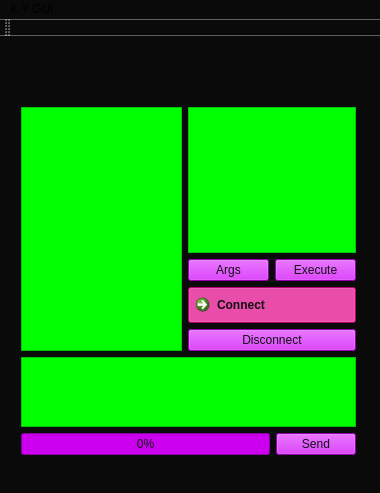
First picture: the form in mainwindow.ui, repository StronglogicSolutions/ky_gui, before the edit.
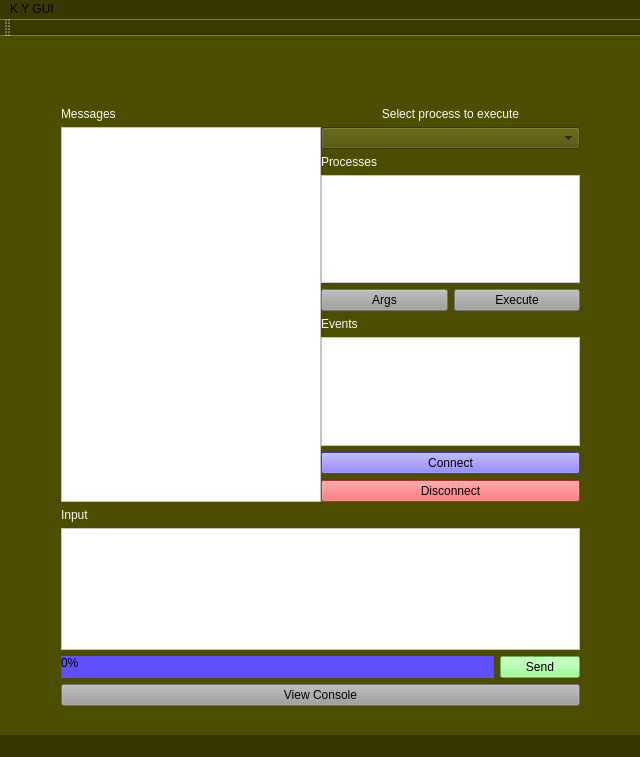
Second picture: the form after the edit. Icons and pictures are not drawn.

The edit to the form file:
```diff
--- a/mainwindow.ui
+++ b/mainwindow.ui
@@ -6,8 +6,8 @@
    <rect>
     <x>0</x>
     <y>0</y>
-    <width>380</width>
-    <height>493</height>
+    <width>640</width>
+    <height>757</height>
    </rect>
   </property>
   <property name="windowTitle">
@@ -19,16 +19,20 @@
   </property>
   <property name="styleSheet">
    <string notr="true">font: 87 10pt &quot;Noto Sans&quot;;
-background-color: rgb(10, 10, 10);</string>
+background-color: rgb(56, 56, 0);</string>
   </property>
   <widget class="QWidget" name="centralWidget">
+   <property name="styleSheet">
+    <string notr="true">border-color: rgb(0, 0, 0);
+background-color: rgb(77, 77, 0);</string>
+   </property>
    <widget class="QLabel" name="label">
     <property name="geometry">
      <rect>
-      <x>110</x>
+      <x>230</x>
       <y>10</y>
       <width>161</width>
-      <height>41</height>
+      <height>31</height>
      </rect>
     </property>
     <property name="text">
@@ -44,151 +48,324 @@
    <widget class="QWidget" name="gridLayoutWidget_2">
     <property name="geometry">
      <rect>
-      <x>10</x>
+      <x>50</x>
       <y>60</y>
-      <width>357</width>
-      <height>370</height>
+      <width>541</width>
+      <height>621</height>
      </rect>
     </property>
-    <layout class="QGridLayout" name="gridLayout_2">
-     <item row="0" column="1">
-      <layout class="QGridLayout" name="gridLayout">
-       <item row="1" column="0">
-        <layout class="QHBoxLayout" name="horizontalLayout_2">
+    <layout class="QVBoxLayout" name="verticalLayout" stretch="6,3">
+     <item>
+      <layout class="QGridLayout" name="gridLayout_2" rowstretch="5,0,0" columnstretch="0,0">
+       <property name="sizeConstraint">
+        <enum>QLayout::SetNoConstraint</enum>
+       </property>
+       <property name="spacing">
+        <number>0</number>
+       </property>
+       <item row="0" column="0">
+        <layout class="QVBoxLayout" name="verticalLayout_2">
          <item>
-          <widget class="QPushButton" name="addArgs">
+          <widget class="QLabel" name="messagesTitle">
            <property name="styleSheet">
-            <string notr="true">background-color: rgb(203, 0, 239);
-color: rgb(16, 16, 16);</string>
+            <string notr="true">font: 100 11pt &quot;Noto Sans&quot;;
+color: rgb(251,251, 251);</string>
            </property>
            <property name="text">
-            <string>Args</string>
+            <string>Messages</string>
            </property>
           </widget>
          </item>
          <item>
-          <widget class="QPushButton" name="execute">
+          <widget class="QTextEdit" name="messages">
+           <property name="toolTip">
+            <string>Messages</string>
+           </property>
+           <property name="toolTipDuration">
+            <number>1</number>
+           </property>
+           <property name="autoFillBackground">
+            <bool>false</bool>
+           </property>
            <property name="styleSheet">
-            <string notr="true">background-color: rgb(203, 0, 239);
-color: rgb(16, 16, 16);</string>
+            <string notr="true">background-color: rgb(255, 255, 255);
+color: rgb(5, 5, 5);
+font: 87 10pt &quot;Noto Sans&quot;;</string>
            </property>
+           <property name="lineWrapMode">
+            <enum>QTextEdit::WidgetWidth</enum>
+           </property>
+           <property name="readOnly">
+            <bool>true</bool>
+           </property>
+           <property name="placeholderText">
+            <string/>
+           </property>
+          </widget>
+         </item>
+        </layout>
+       </item>
+       <item row="0" column="1">
+        <layout class="QGridLayout" name="gridLayout" rowstretch="1,0,0,0,0,0,0,0,0,0">
+         <item row="7" column="0">
+          <widget class="QListWidget" name="eventList">
+           <property name="styleSheet">
+            <string notr="true">background-color: rgb(255, 255, 255);
+color: rgb(5, 5, 5);
+font: 87 10pt &quot;Noto Sans&quot;;</string>
+           </property>
+          </widget>
+         </item>
+         <item row="3" column="0">
+          <widget class="QListWidget" name="processList">
+           <property name="styleSheet">
+            <string notr="true">background-color: rgb(255, 255, 255);
+color: rgb(5, 5, 5);
+font: 87 10pt &quot;Noto Sans&quot;;</string>
+           </property>
+          </widget>
+         </item>
+         <item row="5" column="0">
+          <layout class="QHBoxLayout" name="horizontalLayout_2">
+           <property name="spacing">
+            <number>6</number>
+           </property>
+           <item>
+            <widget class="QPushButton" name="addArgs">
+             <property name="sizePolicy">
+              <sizepolicy hsizetype="Minimum" vsizetype="Fixed">
+               <horstretch>100</horstretch>
+               <verstretch>0</verstretch>
+              </sizepolicy>
+             </property>
+             <property name="styleSheet">
+              <string notr="true">background-color: rgb(157, 157, 157);
+font: 87 11pt &quot;Noto Sans&quot;;
+color: rgb(0, 0, 0);</string>
+             </property>
+             <property name="text">
+              <string>Args</string>
+             </property>
+            </widget>
+           </item>
+           <item>
+            <widget class="QPushButton" name="execute">
+             <property name="sizePolicy">
+              <sizepolicy hsizetype="Minimum" vsizetype="Fixed">
+               <horstretch>100</horstretch>
+               <verstretch>0</verstretch>
+              </sizepolicy>
+             </property>
+             <property name="styleSheet">
+              <string notr="true">background-color: rgb(157, 157, 157);
+font: 87 11pt &quot;Noto Sans&quot;;
+color: rgb(0, 0, 0);</string>
+             </property>
+             <property name="text">
+              <string>Execute</string>
+             </property>
+            </widget>
+           </item>
+          </layout>
+         </item>
+         <item row="0" column="0">
+          <widget class="QLabel" name="selectProcessTitle">
+           <property name="styleSheet">
+            <string notr="true">font: 100 11pt &quot;Noto Sans&quot;;
+color: rgb(251,251, 251);</string>
+           </property>
            <property name="text">
-            <string>Execute</string>
+            <string>Select process to execute</string>
            </property>
+           <property name="scaledContents">
+            <bool>false</bool>
+           </property>
+           <property name="alignment">
+            <set>Qt::AlignCenter</set>
+           </property>
+           <property name="margin">
+            <number>0</number>
+           </property>
+           <property name="indent">
+            <number>-1</number>
+           </property>
           </widget>
          </item>
+         <item row="2" column="0">
+          <widget class="QLabel" name="processListTitle">
+           <property name="styleSheet">
+            <string notr="true">font: 100 11pt &quot;Noto Sans&quot;;
+color: rgb(251,251, 251);</string>
+           </property>
+           <property name="text">
+            <string>Processes</string>
+           </property>
+           <property name="margin">
+            <number>0</number>
+           </property>
+          </widget>
+         </item>
+         <item row="1" column="0">
+          <widget class="QComboBox" name="appList">
+           <property name="styleSheet">
+            <string notr="true">color: rgb(0, 0, 0);</string>
+           </property>
+          </widget>
+         </item>
+         <item row="8" column="0">
+          <widget class="QPushButton" name="connect">
+           <property name="styleSheet">
+            <string notr="true">font: 87 11pt &quot;Noto Sans&quot;;
+color: rgb(0, 0, 0);
+background-color: rgb(94, 79, 255);
+</string>
+           </property>
+           <property name="text">
+            <string>Connect</string>
+           </property>
+           <property name="icon">
+            <iconset resource="kres.qrc">
+             <normaloff>:/icons/icons/start.png</normaloff>:/icons/icons/start.png</iconset>
+           </property>
+          </widget>
+         </item>
+         <item row="9" column="0">
+          <widget class="QPushButton" name="disconnect">
+           <property name="sizePolicy">
+            <sizepolicy hsizetype="Minimum" vsizetype="Minimum">
+             <horstretch>0</horstretch>
+             <verstretch>0</verstretch>
+            </sizepolicy>
+           </property>
+           <property name="styleSheet">
+            <string notr="true">font: 87 11pt &quot;Noto Sans&quot;;
+color: rgb(0, 0, 0);
+background-color: rgb(255, 65, 68);</string>
+           </property>
+           <property name="text">
+            <string>Disconnect</string>
+           </property>
+           <property name="icon">
+            <iconset resource="kres.qrc">
+             <normaloff>:/icons/disconnect.png</normaloff>:/icons/disconnect.png</iconset>
+           </property>
+          </widget>
+         </item>
+         <item row="6" column="0">
+          <widget class="QLabel" name="eventListTitle">
+           <property name="styleSheet">
+            <string notr="true">font: 100 11pt &quot;Noto Sans&quot;;
+color: rgb(251,251, 251);</string>
+           </property>
+           <property name="text">
+            <string>Events</string>
+           </property>
+          </widget>
+         </item>
         </layout>
        </item>
+      </layout>
+     </item>
+     <item>
+      <layout class="QGridLayout" name="gridLayout_3" rowstretch="0,0,0,0" columnstretch="0,0">
+       <property name="sizeConstraint">
+        <enum>QLayout::SetMinimumSize</enum>
+       </property>
+       <property name="spacing">
+        <number>6</number>
+       </property>
        <item row="3" column="0">
-        <widget class="QPushButton" name="disconnect">
+        <widget class="QPushButton" name="viewConsole">
          <property name="styleSheet">
-          <string notr="true">background-color: rgb(203, 0, 239);
-color: rgb(16, 16, 16);</string>
+          <string notr="true">background-color: rgb(157, 157, 157);
+font: 87 11pt &quot;Noto Sans&quot;;
+color: rgb(0, 0, 0);</string>
          </property>
          <property name="text">
-          <string>Disconnect</string>
+          <string>View Console</string>
          </property>
-        </widget>
-       </item>
-       <item row="0" column="0">
-        <widget class="QListWidget" name="appList">
-         <property name="font">
-          <font>
-           <family>Noto Sans</family>
-           <pointsize>10</pointsize>
-           <weight>10</weight>
-           <italic>false</italic>
-           <bold>false</bold>
-          </font>
-         </property>
-         <property name="styleSheet">
-          <string notr="true">background-color: rgb(0, 255, 0);
-color: rgb(5, 5, 5);
-font: 87 10pt &quot;Noto Sans&quot;;
-selection-background-color: rgb(255, 0, 174);</string>
-         </property>
-         <property name="selectionMode">
-          <enum>QAbstractItemView::MultiSelection</enum>
+         <property name="icon">
+          <iconset resource="kres.qrc">
+           <normaloff>:/icons/log.png</normaloff>:/icons/log.png</iconset>
          </property>
         </widget>
        </item>
        <item row="2" column="0">
-        <widget class="QCommandLinkButton" name="connect">
-         <property name="styleSheet">
-          <string notr="true">color: rgb(16, 16, 16);
-background-color: rgb(255, 0, 153);
-</string>
-         </property>
-         <property name="text">
-          <string>Connect</string>
-         </property>
-         <property name="checkable">
-          <bool>true</bool>
-         </property>
-         <property name="checked">
-          <bool>true</bool>
-         </property>
-        </widget>
+        <layout class="QHBoxLayout" name="horizontalLayout" stretch="0,0">
+         <item>
+          <widget class="QProgressBar" name="progressBar">
+           <property name="sizePolicy">
+            <sizepolicy hsizetype="Expanding" vsizetype="Maximum">
+             <horstretch>0</horstretch>
+             <verstretch>0</verstretch>
+            </sizepolicy>
+           </property>
+           <property name="styleSheet">
+            <string notr="true">background-color: rgb(94, 79, 255);
+font: 87 11pt &quot;Noto Sans&quot;;
+color: rgb(0, 0, 0);</string>
+           </property>
+           <property name="value">
+            <number>0</number>
+           </property>
+          </widget>
+         </item>
+         <item>
+          <widget class="QPushButton" name="sendMessage">
+           <property name="styleSheet">
+            <string notr="true">background-color: rgb(130, 255, 121);
+font: 87 11pt &quot;Noto Sans&quot;;
+color: rgb(0, 0, 0);</string>
+           </property>
+           <property name="text">
+            <string>Send</string>
+           </property>
+           <property name="icon">
+            <iconset resource="kres.qrc">
+             <normaloff>:/icons/send-button.png</normaloff>:/icons/send-button.png</iconset>
+           </property>
+           <property name="checkable">
+            <bool>false</bool>
+           </property>
+           <property name="autoDefault">
+            <bool>false</bool>
+           </property>
+           <property name="default">
+            <bool>false</bool>
+           </property>
+           <property name="flat">
+            <bool>false</bool>
+           </property>
+          </widget>
+         </item>
+        </layout>
        </item>
-      </layout>
-     </item>
-     <item row="0" column="0">
-      <widget class="QTextEdit" name="messages">
-       <property name="toolTip">
-        <string>Messages</string>
-       </property>
-       <property name="toolTipDuration">
-        <number>1</number>
-       </property>
-       <property name="autoFillBackground">
-        <bool>false</bool>
-       </property>
-       <property name="styleSheet">
-        <string notr="true">background-color: rgb(0, 255, 0);
+       <item row="1" column="0">
+        <widget class="QTextEdit" name="inputText">
+         <property name="sizePolicy">
+          <sizepolicy hsizetype="Minimum" vsizetype="Expanding">
+           <horstretch>0</horstretch>
+           <verstretch>0</verstretch>
+          </sizepolicy>
+         </property>
+         <property name="styleSheet">
+          <string notr="true">background-color: rgb(255, 255, 255);
 color: rgb(5, 5, 5);
 font: 87 10pt &quot;Noto Sans&quot;;</string>
-       </property>
-       <property name="lineWrapMode">
-        <enum>QTextEdit::WidgetWidth</enum>
-       </property>
-       <property name="readOnly">
-        <bool>true</bool>
-       </property>
-       <property name="placeholderText">
-        <string/>
-       </property>
-      </widget>
-     </item>
-     <item row="1" column="0" colspan="2">
-      <widget class="QTextEdit" name="inputText">
-       <property name="styleSheet">
-        <string notr="true">background-color: rgb(0, 255, 0);
-color: rgb(5, 5, 5);
-font: 87 10pt &quot;Noto Sans&quot;;</string>
-       </property>
-      </widget>
-     </item>
-     <item row="2" column="0" colspan="2">
-      <layout class="QHBoxLayout" name="horizontalLayout">
-       <item>
-        <widget class="QProgressBar" name="progressBar">
-         <property name="styleSheet">
-          <string notr="true">background-color: rgb(203, 0, 239);
-color: rgb(16, 16, 16);</string>
          </property>
          <property name="value">
           <number>0</number>
          </property>
         </widget>
        </item>
-       <item>
-        <widget class="QPushButton" name="sendMessage">
+       <item row="0" column="0">
+        <widget class="QLabel" name="inputTitle">
          <property name="styleSheet">
-          <string notr="true">background-color: rgb(203, 0, 239);
-color: rgb(16, 16, 16);</string>
+          <string notr="true">font: 100 11pt &quot;Noto Sans&quot;;
+color: rgb(251,251, 251);</string>
          </property>
          <property name="text">
-          <string>Send</string>
+          <string>Input</string>
          </property>
         </widget>
        </item>
@@ -202,7 +379,7 @@
     <rect>
      <x>0</x>
      <y>0</y>
-     <width>380</width>
+     <width>640</width>
      <height>23</height>
     </rect>
    </property>
```
Left out of the diff: 5 changed lines with no effect on the pictures.
